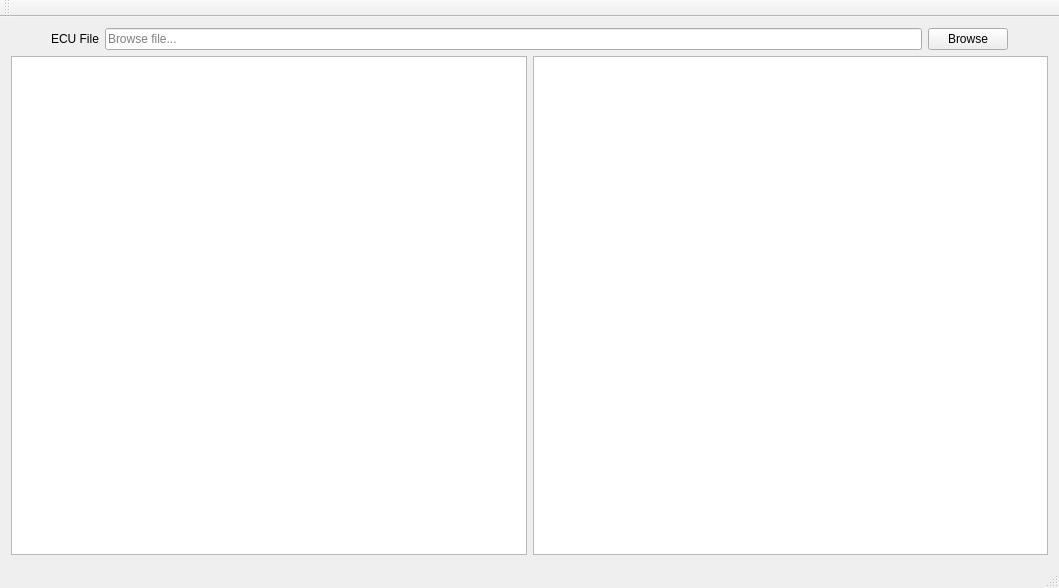
This is EcuTunerApp/MainForm.ui in deiandrei/EcuTunerApp as Qt 5 draws it before an edit. The edited form follows.
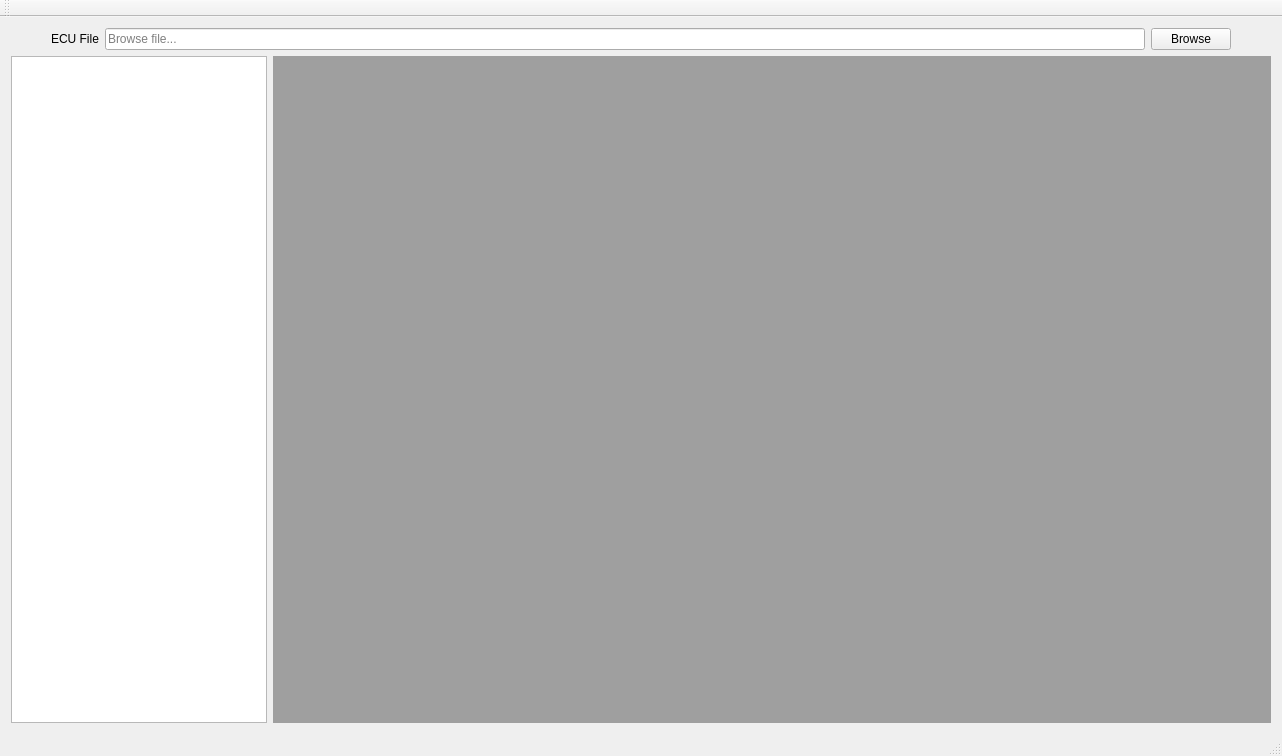
This is the edited form.

Commit message: Updated UI and added Mdi SubWindows and Axes to the Model

Diff of the .ui file:
```diff
--- a/EcuTunerApp/MainForm.ui
+++ b/EcuTunerApp/MainForm.ui
@@ -6,8 +6,8 @@
    <rect>
     <x>0</x>
     <y>0</y>
-    <width>1059</width>
-    <height>588</height>
+    <width>1282</width>
+    <height>756</height>
    </rect>
   </property>
   <property name="windowTitle">
@@ -82,10 +82,17 @@
     <item>
      <layout class="QHBoxLayout" name="horizontalLayout_3">
       <item>
-       <widget class="QTableView" name="mapsTableView"/>
+       <widget class="QTableView" name="mapsTableView">
+        <property name="sizePolicy">
+         <sizepolicy hsizetype="Minimum" vsizetype="Expanding">
+          <horstretch>0</horstretch>
+          <verstretch>0</verstretch>
+         </sizepolicy>
+        </property>
+       </widget>
       </item>
       <item>
-       <widget class="QTextEdit" name="binaryTextEdit"/>
+       <widget class="QMdiArea" name="mainArea"/>
       </item>
      </layout>
     </item>
```
Left out of the diff: 4 changed lines with no effect on the pictures. The commit also changes 7 other files.
